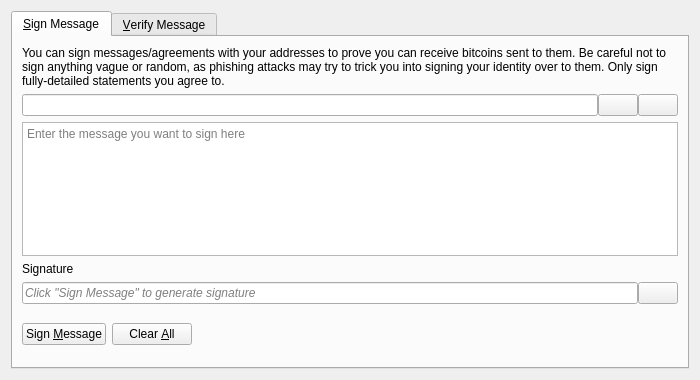
GumFruit/cpuchain, file src/qt/forms/signverifymessagedialog.ui: the form before one commit.
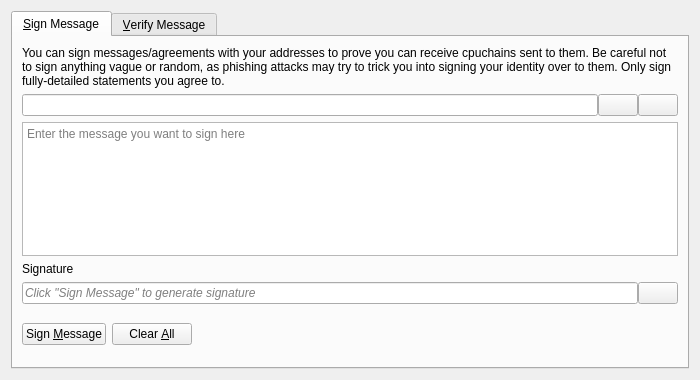
The form after the commit. Icons and pictures are not drawn. Custom widgets are drawn as their Qt base class.

Commit message: Rename to cpuchain

Diff of the .ui file:
```diff
--- a/src/qt/forms/signverifymessagedialog.ui
+++ b/src/qt/forms/signverifymessagedialog.ui
@@ -30,7 +30,7 @@
        <item>
         <widget class="QLabel" name="infoLabel_SM">
          <property name="text">
-          <string>You can sign messages/agreements with your addresses to prove you can receive bitcoins sent to them. Be careful not to sign anything vague or random, as phishing attacks may try to trick you into signing your identity over to them. Only sign fully-detailed statements you agree to.</string>
+          <string>You can sign messages/agreements with your addresses to prove you can receive cpuchains sent to them. Be careful not to sign anything vague or random, as phishing attacks may try to trick you into signing your identity over to them. Only sign fully-detailed statements you agree to.</string>
          </property>
          <property name="textFormat">
           <enum>Qt::PlainText</enum>
```
Left out of the diff: 8 changed lines with no effect on the pictures. The commit also changes 230 other files.
